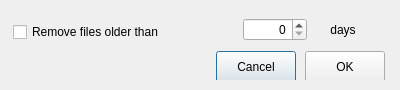
meganz/MEGAsync, file src/MEGASync/gui/win/LocalCleanScheduler.ui: the form before one commit.
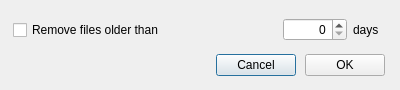
The form after the commit.

Commit message: Adjustments for Windows

Patch:
```diff
--- a/src/MEGASync/gui/win/LocalCleanScheduler.ui
+++ b/src/MEGASync/gui/win/LocalCleanScheduler.ui
@@ -27,7 +27,7 @@
   </property>
   <layout class="QVBoxLayout" name="verticalLayout">
    <property name="spacing">
-    <number>-1</number>
+    <number>6</number>
    </property>
    <property name="leftMargin">
     <number>13</number>
@@ -50,6 +50,9 @@
       </sizepolicy>
      </property>
      <layout class="QHBoxLayout" name="horizontalLayout_3">
+      <property name="spacing">
+       <number>6</number>
+      </property>
       <property name="leftMargin">
        <number>0</number>
       </property>
@@ -67,13 +70,13 @@
         <property name="minimumSize">
          <size>
           <width>210</width>
-          <height>34</height>
+          <height>0</height>
          </size>
         </property>
         <property name="maximumSize">
          <size>
           <width>210</width>
-          <height>34</height>
+          <height>16777215</height>
          </size>
         </property>
         <property name="text">
@@ -82,12 +85,15 @@
        </widget>
       </item>
       <item>
-       <layout class="QHBoxLayout" name="horizontalLayout">
+       <layout class="QHBoxLayout" name="horizontalLayout" stretch="0,0">
         <property name="spacing">
-         <number>0</number>
+         <number>6</number>
+        </property>
+        <property name="sizeConstraint">
+         <enum>QLayout::SetDefaultConstraint</enum>
         </property>
         <property name="leftMargin">
-         <number>14</number>
+         <number>54</number>
         </property>
         <item>
          <widget class="QSpinBox" name="eNumberDays">
@@ -99,7 +105,7 @@
           </property>
           <property name="maximumSize">
            <size>
-            <width>64</width>
+            <width>16777215</width>
             <height>16777215</height>
            </size>
           </property>
@@ -112,7 +118,7 @@
          <widget class="QLabel" name="lDays">
           <property name="minimumSize">
            <size>
-            <width>50</width>
+            <width>0</width>
             <height>0</height>
            </size>
           </property>
@@ -123,7 +129,7 @@
            <string>days</string>
           </property>
           <property name="alignment">
-           <set>Qt::AlignCenter</set>
+           <set>Qt::AlignLeading|Qt::AlignLeft|Qt::AlignVCenter</set>
           </property>
          </widget>
         </item>
@@ -189,7 +195,7 @@
         <property name="minimumSize">
          <size>
           <width>0</width>
-          <height>32</height>
+          <height>0</height>
          </size>
         </property>
         <property name="text">
@@ -202,7 +208,7 @@
         <property name="minimumSize">
          <size>
           <width>0</width>
-          <height>32</height>
+          <height>0</height>
          </size>
         </property>
         <property name="maximumSize">
```
Left out of the diff: 2 changed lines with no effect on the pictures. The commit also changes 2 other files.
